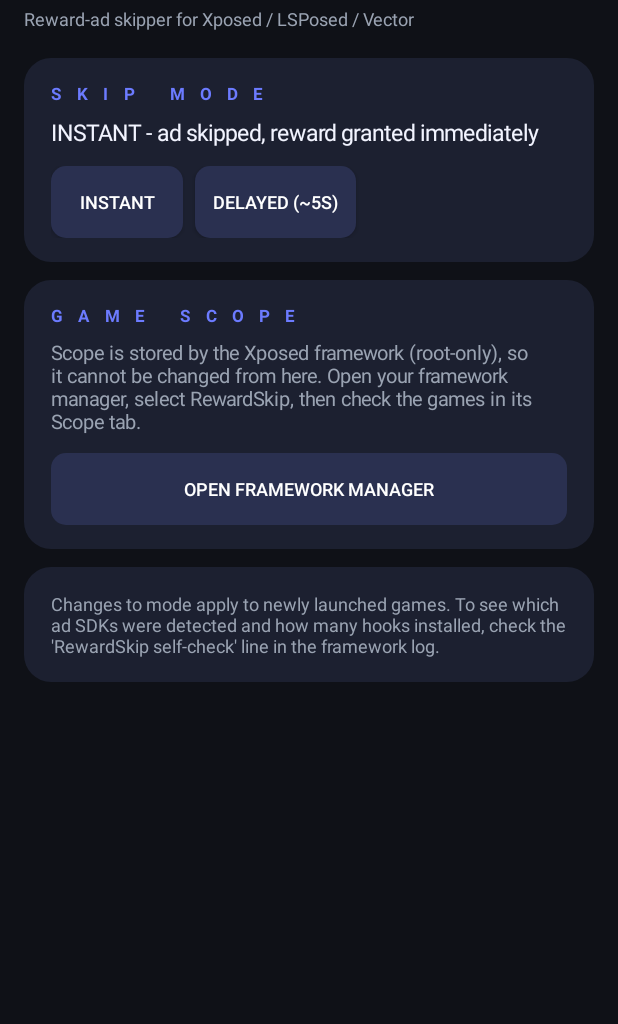
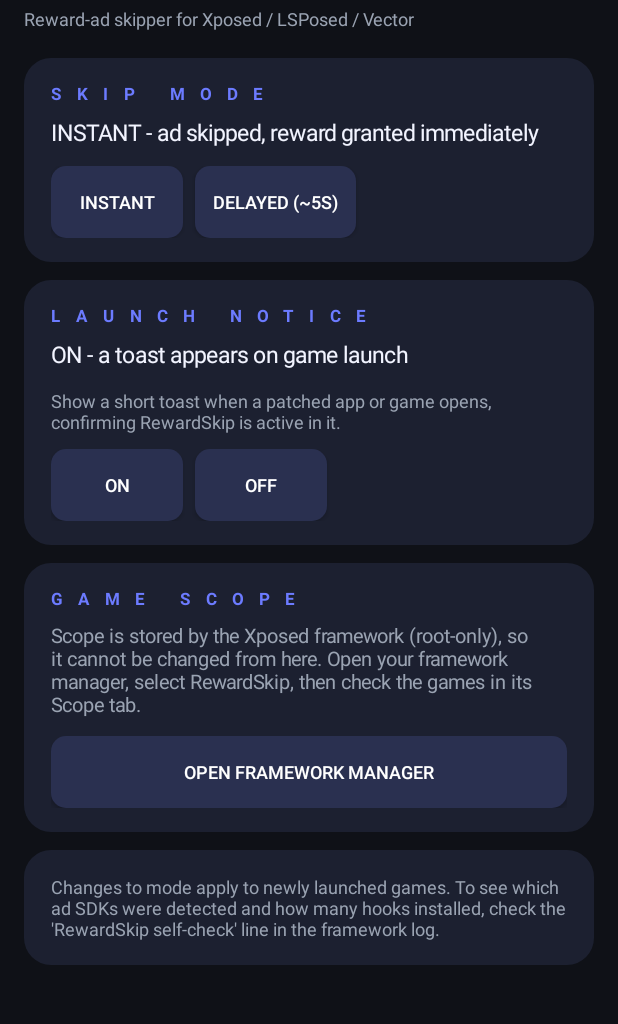
Before and after one commit to jhonkeithman123/RewardSkip, an Android app: the SettingsActivity screen opened directly, with no data from a screen before it, on a phone screen of 412 x 824 dp, the part 196-1220 px from its top. Run offline under Robolectric (Android 15) with nearby library versions, the phone set to English and light mode, and no system bars; libraries missing offline, so code that uses them is left out: de.robv.android.

Commit message:
Add configurable launch notice toast for scoped apps

```diff
--- a/app/src/main/java/com/opencode/rewardskip/SettingsActivity.java
+++ b/app/src/main/java/com/opencode/rewardskip/SettingsActivity.java
@@ -28,6 +28,8 @@ public class SettingsActivity extends Activity {
     private static final String MODE_INSTANT = "instant";
     private static final String MODE_DELAYED = "delayed";
     private static final String MODE_FILE = "/data/local/tmp/skip_mode.txt";
+    private static final String KEY_NOTICE = "show_notice";
+    private static final String NOTICE_FILE = "/data/local/tmp/rewardskip_notice.txt";
 
     private static final String BG = "#0F1117";
     private static final String CARD = "#1C2030";
@@ -36,6 +38,7 @@ public class SettingsActivity extends Activity {
     private static final String MUTED = "#9AA3B2";
 
     private TextView tvMode;
+    private TextView tvNotice;
 
     @Override
     protected void onCreate(Bundle savedInstanceState) {
@@ -91,6 +94,40 @@ public class SettingsActivity extends Activity {
         modeCard.addView(row);
         root.addView(modeCard);
 
+        LinearLayout noticeCard = card();
+        TextView noticeLabel = new TextView(this);
+        noticeLabel.setText("LAUNCH NOTICE");
+        noticeLabel.setTextColor(Color.parseColor(ACCENT));
+        noticeLabel.setTextSize(11);
+        noticeLabel.setTypeface(null, android.graphics.Typeface.BOLD);
+        noticeLabel.setLetterSpacing(1f);
+        noticeCard.addView(noticeLabel);
+
+        tvNotice = new TextView(this);
+        tvNotice.setTextSize(15);
+        tvNotice.setTextColor(Color.parseColor(WHITE));
+        tvNotice.setPadding(0, dp(8), 0, dp(12));
+        noticeCard.addView(tvNotice);
+
+        TextView noticeInfo = new TextView(this);
+        noticeInfo.setText("Show a short toast when a patched app or game opens, "
+                + "confirming RewardSkip is active in it.");
+        noticeInfo.setTextColor(Color.parseColor(MUTED));
+        noticeInfo.setTextSize(12);
+        noticeInfo.setPadding(0, 0, 0, dp(10));
+        noticeCard.addView(noticeInfo);
+
+        LinearLayout noticeRow = new LinearLayout(this);
+        noticeRow.addView(button("ON", v -> setNotice(true)));
+        Button off = button("OFF", v -> setNotice(false));
+        LinearLayout.LayoutParams nlp = new LinearLayout.LayoutParams(
+                LinearLayout.LayoutParams.WRAP_CONTENT, LinearLayout.LayoutParams.WRAP_CONTENT);
+        nlp.leftMargin = dp(8);
+        off.setLayoutParams(nlp);
+        noticeRow.addView(off);
+        noticeCard.addView(noticeRow);
+        root.addView(noticeCard);
+
         LinearLayout scopeCard = card();
         TextView scopeLabel = new TextView(this);
         scopeLabel.setText("GAME SCOPE");
@@ -136,6 +173,42 @@ public class SettingsActivity extends Activity {
         tvMode.setText(mode.equals(MODE_DELAYED)
                 ? "DELAYED - ad plays ~5s, then reward is granted"
                 : "INSTANT - ad skipped, reward granted immediately");
+        tvNotice.setText(readNotice() ? "ON - a toast appears on game launch"
+                : "OFF - no launch toast");
+    }
+
+    private boolean readNotice() {
+        try {
+            SharedPreferences p = getSharedPreferences(PREFS, MODE_PRIVATE);
+            return p.getBoolean(KEY_NOTICE, true);
+        } catch (Throwable ignore) {
+        }
+        try {
+            java.io.BufferedReader r = new java.io.BufferedReader(new java.io.FileReader(NOTICE_FILE));
+            String s = r.readLine();
+            r.close();
+            if (s != null) {
+                String v = s.trim().toLowerCase();
+                return !(v.equals("off") || v.equals("0") || v.equals("false"));
+            }
+        } catch (Throwable ignore) {
+        }
+        return true;
+    }
+
+    private void setNotice(boolean on) {
+        try {
+            getSharedPreferences(PREFS, MODE_PRIVATE).edit().putBoolean(KEY_NOTICE, on).commit();
+        } catch (Throwable ignore) {
+        }
+        try {
+            java.io.FileOutputStream out = new java.io.FileOutputStream(NOTICE_FILE);
+            out.write((on ? "on" : "off").getBytes("UTF-8"));
+            out.close();
+        } catch (Throwable ignore) {
+        }
+        refresh();
+        Toast.makeText(this, "Launch notice: " + (on ? "ON" : "OFF"), Toast.LENGTH_SHORT).show();
     }
 
     private String readMode() {
--- a/app/src/main/java/com/opencode/rewardskip/Start.java
+++ b/app/src/main/java/com/opencode/rewardskip/Start.java
@@ -78,5 +78,7 @@ public class Start implements IXposedHookLoadPackage {
         safeHook(() -> new ApplovinAdHook(baseContext), "ApplovinAdHook");
         safeHook(() -> new LevelPlayHook(baseContext), "LevelPlayHook");
         SelfCheck.report(baseContext, loadedHooks, 14);
+        // Let the user know the module is active in this app/game.
+        LaunchNotice.show(baseContext, loadedHooks, 14);
     }
 }
```
Also changed, not shown: app/src/main/java/com/opencode/rewardskip/LaunchNotice.java (added, +133 -0 lines), 1 other file.
